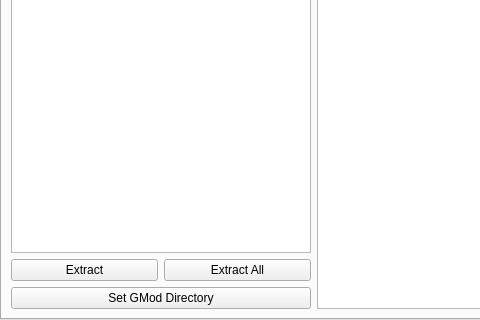
Before: the Qt Designer form ui/mainwindow.ui in FPtje/gmosh, drawn with Qt 5; both pictures show x 0 to 480 and y 381 to 701 of the 800 by 701 pixel window.
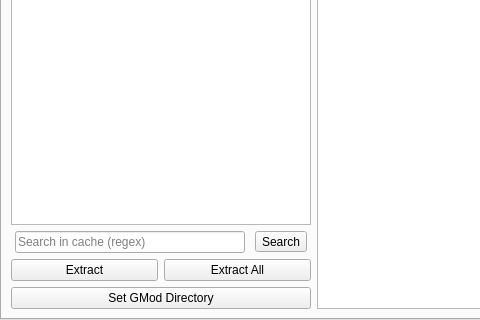
After: the same form once the commit is applied. The open tabs and pages were chosen to show the change.

The edit to the form file:
```diff
--- a/ui/mainwindow.ui
+++ b/ui/mainwindow.ui
@@ -977,6 +977,36 @@
             </property>
            </widget>
           </item>
+          <item>
+           <layout class="QHBoxLayout" name="horizontalLayout_15">
+            <item>
+             <widget class="QLineEdit" name="lcacheSearchField">
+              <property name="sizePolicy">
+               <sizepolicy hsizetype="Maximum" vsizetype="Fixed">
+                <horstretch>0</horstretch>
+                <verstretch>0</verstretch>
+               </sizepolicy>
+              </property>
+              <property name="minimumSize">
+               <size>
+                <width>230</width>
+                <height>0</height>
+               </size>
+              </property>
+              <property name="placeholderText">
+               <string>Search in cache (regex)</string>
+              </property>
+             </widget>
+            </item>
+            <item>
+             <widget class="QToolButton" name="lcacheSearchButton">
+              <property name="text">
+               <string>Search</string>
+              </property>
+             </widget>
+            </item>
+           </layout>
+          </item>
           <item>
            <layout class="QHBoxLayout" name="horizontalLayout_14">
             <item>
```
Left out of the diff: 25 changed lines with no effect on the pictures.
